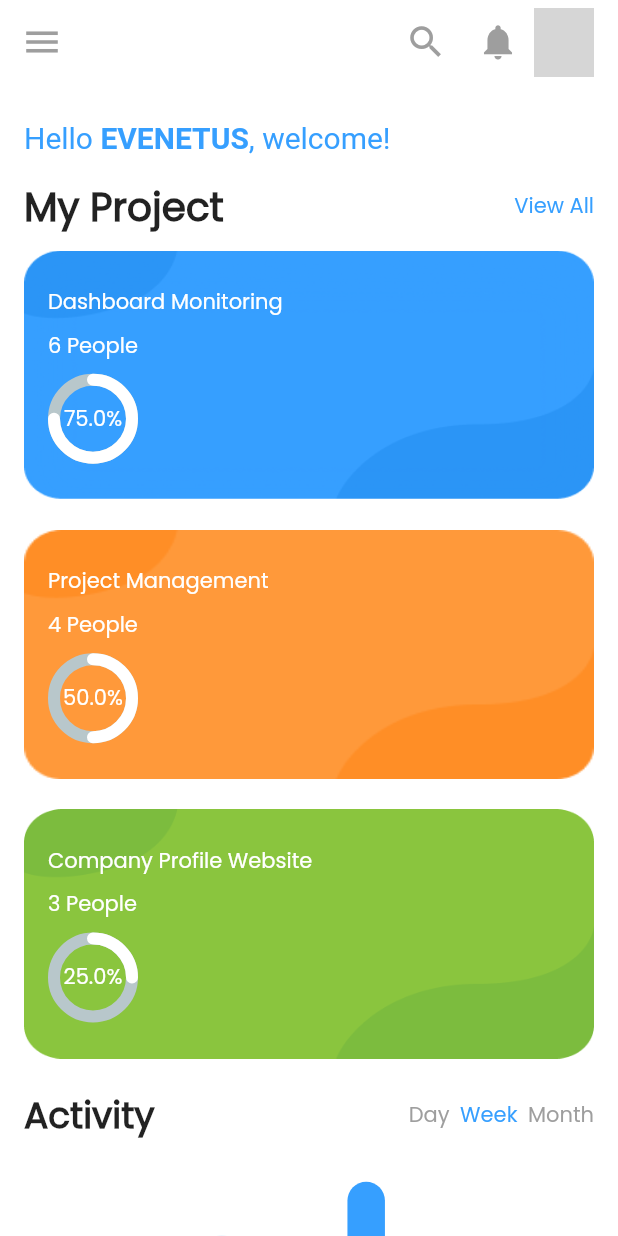
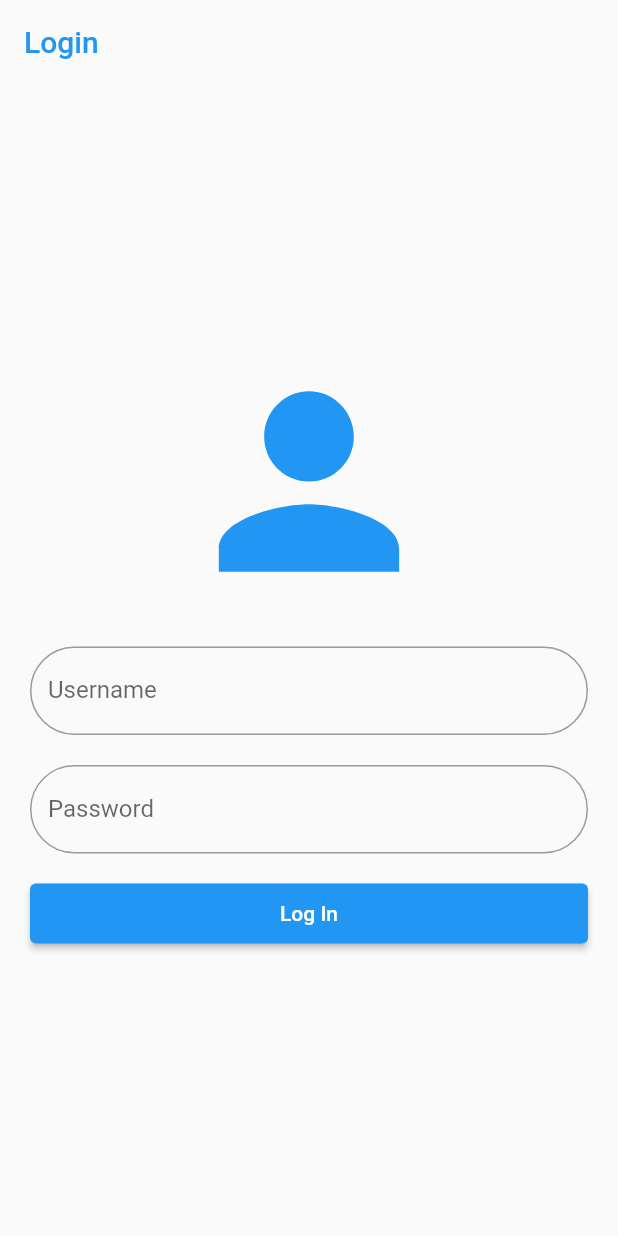
Before and after one commit to eworshiper/employee_assessment, a Flutter app: the screen it shows after launch, on a phone screen of 412 x 824 dp. Run offline on Flutter 3.47's test engine with Material 2 defaults, Android fonts, the phone set to English and light mode, and no system bars; drawn by our look-alikes of fl_chart, percent_indicator; missing offline and left inert: ternav_icons; grey boxes are pictures that could not be loaded.

Commit message:
add splash and login page

```diff
--- a/lib/main.dart
+++ b/lib/main.dart
@@ -1,4 +1,4 @@
-import 'package:dashboard/screens/main_screen.dart';
+import 'package:dashboard/screens/login_screen.dart';
 import 'package:flutter/material.dart';
 
 void main() {
@@ -15,7 +15,7 @@ class MyApp extends StatelessWidget {
       debugShowCheckedModeBanner: false,
       title: 'Flutter Demo',
       theme: ThemeData(fontFamily: "Poppins"),
-      home: const MainScreen(),
+      home: LoginPage(),
     );
   }
 }
--- /dev/null
+++ b/lib/screens/login_screen.dart
@@ -0,0 +1,73 @@
+import 'package:flutter/material.dart';
+import './main_screen.dart';
+import "package:flutter/material.dart";
+import './splash_screen.dart';
+
+class LoginPage extends StatelessWidget {
+
+  @override
+  Widget build(BuildContext context) {
+    return MaterialApp(
+        title: "Employee Assessment",
+        theme: ThemeData(
+          primarySwatch: Colors.blue,
+        ),
+        home: Scaffold(
+          appBar: AppBar(
+            elevation: 0,
+            backgroundColor: Colors.transparent,
+            title: const Text("Login", style: TextStyle(color: Colors.blue))
+          ),
+          body: Center(
+              child: Column(
+                crossAxisAlignment: CrossAxisAlignment.center,
+                mainAxisAlignment: MainAxisAlignment.center,
+                children: <Widget>[
+                  Container(
+                    child: const Icon(
+                      Icons.person,
+                      size: 180,
+                      color: Colors.blue,
+                      ),
+                  ),
+                  Container(
+                    padding: const EdgeInsets.fromLTRB(20, 20, 20, 0),
+                    child: TextField(
+                      decoration: InputDecoration(
+                        border: OutlineInputBorder(
+                          borderRadius: BorderRadius.circular(90.0),
+                        ),
+                        labelText: "Username",
+                      ),
+                    ),
+                  ),
+                  Container(
+                    padding: const EdgeInsets.fromLTRB(20, 20, 20, 0),
+                    child: TextField(
+                      obscureText: true,
+                      decoration: InputDecoration(
+                        border: OutlineInputBorder(
+                          borderRadius: BorderRadius.circular(90.0),
+                        ),
+                        labelText: "Password",
+                      ),
+                    ),
+                  ),
+                  Container(
+                      height: 80,
+                      padding: const EdgeInsets.all(20),
+                      child: ElevatedButton(
+                        style: ElevatedButton.styleFrom(
+                          minimumSize: const Size.fromHeight(50),
+                        ),
+                        child: const Text("Log In"),
+                        onPressed: () {Navigator.push(context,MaterialPageRoute(builder: (context) => MainScreen()));},
+                      )
+                  ),
+                ]
+              )
+          ),
+        )
+    );
+  }
+}
--- a/lib/screens/main_screen.dart
+++ b/lib/screens/main_screen.dart
@@ -1,7 +1,7 @@
 import 'package:dashboard/screens/components/chart_container.dart';
 import 'package:dashboard/widgets/activity_header.dart';
 import 'package:dashboard/widgets/bar_chart.dart';
-import 'package:dashboard/widgets/courses_grid.dart';
+import 'package:dashboard/widgets/project_grid.dart';
 import 'package:flutter/material.dart';
 
 import '../constant.dart';
--- /dev/null
+++ b/lib/screens/splash_screen.dart
@@ -0,0 +1,39 @@
+import 'dart:async';
+// import 'dart:html';
+
+import 'package:dashboard/screens/login_screen.dart';
+import 'package:flutter/material.dart';
+import '../constant.dart';
+
+class SplashScreen extends StatefulWidget {
+  const SplashScreen({Key? key}) : super(key: key);
+
+  @override
+  State<SplashScreen> createState() => _SplashScreenState();
+}
+
+class _SplashScreenState extends State<SplashScreen> {
+
+  @override
+  void initState() {
+    Timer(const Duration(seconds: 10), () {
+      Navigator.pushAndRemoveUntil(context, MaterialPageRoute(builder: (_)=>LoginPage()), (route) => false);
+    });
+
+    super.initState();
+  }
+
+  @override
+  Widget build(BuildContext context) {
+    return const Scaffold(
+      body: Center(
+         child: Icon(
+              Icons.person,
+              size: 180,
+              color: kDarkBlue,
+        )
+      ),
+    );
+  }
+
+}
```
Also changed, not shown: lib/constant.dart (line endings or trailing spaces), lib/widgets/project_grid.dart (renamed from lib/widgets/courses_grid.dart).
